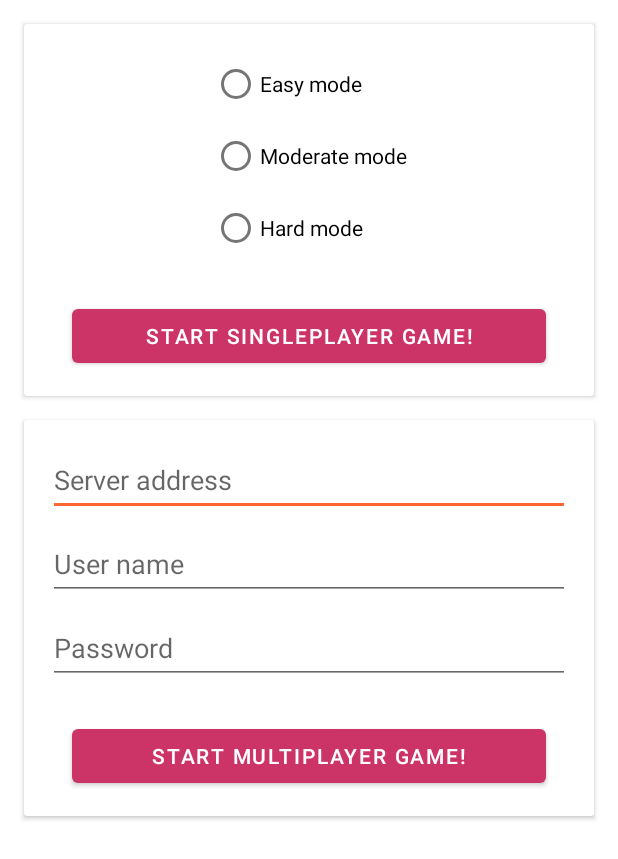
After one commit to criwits/sawa, an Android app: the layout activity_welcome.xml on its own in the app's theme, with its tools: preview values and no code run, on a phone screen of 412 x 824 dp. The commit adds this screen. Shown: the top 859 px of the screen. Run offline under Robolectric (Android 15) with nearby library versions, the phone set to English and light mode, and no system bars.

Commit message:
Welcome activity finished

```diff
--- a/app/src/main/java/top/criwits/sawa/solo/MainActivity.java
+++ /dev/null
@@ -1,95 +0,0 @@
-package top.criwits.sawa.solo;
-
-import androidx.appcompat.app.AppCompatActivity;
-
-import android.os.Bundle;
-import android.util.DisplayMetrics;
-import android.view.KeyEvent;
-import android.view.MotionEvent;
-import android.view.View;
-
-import top.criwits.sawa.config.Graphics;
-import top.criwits.sawa.utils.ImageManager;
-
-public class MainActivity extends AppCompatActivity {
-    GameView view;
-
-    /**
-     * 获得屏幕尺寸，然后写入这个 Activity 的
-     * screenHeight 和 screenWidth 变量
-     */
-    private void getScreenSize() {
-        DisplayMetrics dm = new DisplayMetrics();
-        getWindowManager().getDefaultDisplay().getMetrics(dm);
-        Graphics.screenHeight = dm.heightPixels;
-        Graphics.screenWidth = dm.widthPixels;
-    }
-
-    private void getScaleRatio() {
-        // 计算缩放倍率
-        Graphics.scalingFactor = (double)Graphics.screenWidth / (double)ImageManager.BG_IMG.getWidth();
-        System.out.println("Screen scale ratio:" + Graphics.scalingFactor);
-    }
-
-    /**
-     * 进入粘性沉浸模式
-     * 这种模式下，状态栏、导航栏全部不可见
-     * 参考：https://developer.android.google.cn/training/system-ui/immersive
-     */
-    private void enterFullScreenMode() {
-        View decorView = getWindow().getDecorView();
-        decorView.setSystemUiVisibility(
-                View.SYSTEM_UI_FLAG_IMMERSIVE_STICKY
-                        // 让内容可以被状态栏覆盖，
-                        // 这样就不会因为状态栏、导航栏等的出现和消失造成问题了
-                        | View.SYSTEM_UI_FLAG_LAYOUT_STABLE
-                        | View.SYSTEM_UI_FLAG_LAYOUT_HIDE_NAVIGATION
-                        | View.SYSTEM_UI_FLAG_LAYOUT_FULLSCREEN
-                        // 隐藏状态栏、导航栏
-                        | View.SYSTEM_UI_FLAG_HIDE_NAVIGATION
-                        | View.SYSTEM_UI_FLAG_FULLSCREEN);
-    }
-
-    /**
-     * 加载图片资源
-     */
-    private void loadImages() {
-        ImageManager.loadImages(getResources());
-    }
-
-    /**
-     * onCreate() 会在这个 Activity 启动时被调用。
-     * @param savedInstanceState
-     */
-    @Override
-    protected void onCreate(Bundle savedInstanceState) {
-        super.onCreate(savedInstanceState);
-        loadImages();
-        enterFullScreenMode();
-        getScreenSize();
-        getScaleRatio();
-        view = new GameView(this, Graphics.screenHeight, Graphics.screenWidth);
-        setContentView(view);
-    }
-
-    @Override
-    public boolean onTouchEvent(MotionEvent event) {
-        if (event.getAction() == MotionEvent.ACTION_MOVE) {
-            if (view.checkHeroMovement((int)event.getX(), (int)event.getY())) {
-                view.setHeroLocation((int)event.getX(), (int)event.getY());
-            }
-        }
-        return  true;
-    }
-
-    @Override
-    public boolean onKeyDown(int keyCode, KeyEvent event) {
-        if(keyCode == KeyEvent.KEYCODE_BACK){
-            this.finish();
-        }
-        return true;
-    }
-
-
-
-}
--- /dev/null
+++ b/app/src/main/java/top/criwits/sawa/solo/SoloActivity.java
@@ -0,0 +1,95 @@
+package top.criwits.sawa.solo;
+
+import androidx.appcompat.app.AppCompatActivity;
+
+import android.os.Bundle;
+import android.util.DisplayMetrics;
+import android.view.KeyEvent;
+import android.view.MotionEvent;
+import android.view.View;
+
+import top.criwits.sawa.config.Graphics;
+import top.criwits.sawa.utils.ImageManager;
+
+public class SoloActivity extends AppCompatActivity {
+    GameView view;
+
+    /**
+     * 获得屏幕尺寸，然后写入这个 Activity 的
+     * screenHeight 和 screenWidth 变量
+     */
+    private void getScreenSize() {
+        DisplayMetrics dm = new DisplayMetrics();
+        getWindowManager().getDefaultDisplay().getMetrics(dm);
+        Graphics.screenHeight = dm.heightPixels;
+        Graphics.screenWidth = dm.widthPixels;
+    }
+
+    private void getScaleRatio() {
+        // 计算缩放倍率
+        Graphics.scalingFactor = (double)Graphics.screenWidth / (double)ImageManager.BG_IMG.getWidth();
+        System.out.println("Screen scale ratio:" + Graphics.scalingFactor);
+    }
+
+    /**
+     * 进入粘性沉浸模式
+     * 这种模式下，状态栏、导航栏全部不可见
+     * 参考：https://developer.android.google.cn/training/system-ui/immersive
+     */
+    private void enterFullScreenMode() {
+        View decorView = getWindow().getDecorView();
+        decorView.setSystemUiVisibility(
+                View.SYSTEM_UI_FLAG_IMMERSIVE_STICKY
+                        // 让内容可以被状态栏覆盖，
+                        // 这样就不会因为状态栏、导航栏等的出现和消失造成问题了
+                        | View.SYSTEM_UI_FLAG_LAYOUT_STABLE
+                        | View.SYSTEM_UI_FLAG_LAYOUT_HIDE_NAVIGATION
+                        | View.SYSTEM_UI_FLAG_LAYOUT_FULLSCREEN
+                        // 隐藏状态栏、导航栏
+                        | View.SYSTEM_UI_FLAG_HIDE_NAVIGATION
+                        | View.SYSTEM_UI_FLAG_FULLSCREEN);
+    }
+
+    /**
+     * 加载图片资源
+     */
+    private void loadImages() {
+        ImageManager.loadImages(getResources());
+    }
+
+    /**
+     * onCreate() 会在这个 Activity 启动时被调用。
+     * @param savedInstanceState
+     */
+    @Override
+    protected void onCreate(Bundle savedInstanceState) {
+        super.onCreate(savedInstanceState);
+        loadImages();
+        enterFullScreenMode();
+        getScreenSize();
+        getScaleRatio();
+        view = new GameView(this, Graphics.screenHeight, Graphics.screenWidth);
+        setContentView(view);
+    }
+
+    @Override
+    public boolean onTouchEvent(MotionEvent event) {
+        if (event.getAction() == MotionEvent.ACTION_MOVE) {
+            if (view.checkHeroMovement((int)event.getX(), (int)event.getY())) {
+                view.setHeroLocation((int)event.getX(), (int)event.getY());
+            }
+        }
+        return  true;
+    }
+
+    @Override
+    public boolean onKeyDown(int keyCode, KeyEvent event) {
+        if(keyCode == KeyEvent.KEYCODE_BACK){
+            this.finish();
+        }
+        return true;
+    }
+
+
+
+}
--- /dev/null
+++ b/app/src/main/java/top/criwits/sawa/welcome/WelcomeActivity.java
@@ -0,0 +1,16 @@
+package top.criwits.sawa.welcome;
+
+import androidx.appcompat.app.AppCompatActivity;
+
+import android.os.Bundle;
+
+import top.criwits.sawa.R;
+
+public class WelcomeActivity extends AppCompatActivity {
+
+    @Override
+    protected void onCreate(Bundle savedInstanceState) {
+        super.onCreate(savedInstanceState);
+        setContentView(R.layout.activity_welcome);
+    }
+}
--- a/app/src/main/res/layout/activity_main.xml
+++ /dev/null
@@ -1,18 +0,0 @@
-<?xml version="1.0" encoding="utf-8"?>
-<androidx.constraintlayout.widget.ConstraintLayout xmlns:android="http://schemas.android.com/apk/res/android"
-    xmlns:app="http://schemas.android.com/apk/res-auto"
-    xmlns:tools="http://schemas.android.com/tools"
-    android:layout_width="match_parent"
-    android:layout_height="match_parent"
-    tools:context=".solo.MainActivity">
-
-    <TextView
-        android:layout_width="wrap_content"
-        android:layout_height="wrap_content"
-        android:text="Hello World!"
-        app:layout_constraintBottom_toBottomOf="parent"
-        app:layout_constraintLeft_toLeftOf="parent"
-        app:layout_constraintRight_toRightOf="parent"
-        app:layout_constraintTop_toTopOf="parent" />
-
-</androidx.constraintlayout.widget.ConstraintLayout>
--- /dev/null
+++ b/app/src/main/res/layout/activity_welcome.xml
@@ -0,0 +1,149 @@
+<?xml version="1.0" encoding="utf-8"?>
+<androidx.constraintlayout.widget.ConstraintLayout xmlns:android="http://schemas.android.com/apk/res/android"
+    xmlns:app="http://schemas.android.com/apk/res-auto"
+    xmlns:tools="http://schemas.android.com/tools"
+    android:id="@+id/mainLayout"
+    android:layout_width="match_parent"
+    android:layout_height="match_parent">
+
+    <androidx.cardview.widget.CardView
+        android:id="@+id/soloCard"
+        android:layout_width="match_parent"
+        android:layout_height="wrap_content"
+        android:layout_marginStart="16dp"
+        android:layout_marginTop="16dp"
+        android:layout_marginEnd="16dp"
+        app:layout_constraintEnd_toEndOf="parent"
+        app:layout_constraintStart_toStartOf="parent"
+        app:layout_constraintTop_toTopOf="parent">
+
+        <androidx.constraintlayout.widget.ConstraintLayout
+            android:id="@+id/soloLayout"
+            android:layout_width="match_parent"
+            android:layout_height="match_parent">
+
+            <RadioGroup
+                android:id="@+id/soloDifficultyGroup"
+                android:layout_width="wrap_content"
+                android:layout_height="wrap_content"
+                android:layout_marginStart="16dp"
+                android:layout_marginTop="16dp"
+                android:layout_marginEnd="16dp"
+                app:layout_constraintEnd_toEndOf="parent"
+                app:layout_constraintStart_toStartOf="parent"
+                app:layout_constraintTop_toTopOf="parent">
+
+                <RadioButton
+                    android:id="@+id/soloEasyMode"
+                    android:layout_width="match_parent"
+                    android:layout_height="wrap_content"
+                    android:text="@string/solo_difficulty_easy" />
+
+                <RadioButton
+                    android:id="@+id/soloModerateMode"
+                    android:layout_width="match_parent"
+                    android:layout_height="wrap_content"
+                    android:text="@string/solo_difficulty_moderate" />
+
+                <RadioButton
+                    android:id="@+id/soloHardMode"
+                    android:layout_width="match_parent"
+                    android:layout_height="wrap_content"
+                    android:text="@string/solo_difficulty_hard" />
+            </RadioGroup>
+
+            <Button
+                android:id="@+id/soloStartGame"
+                android:layout_width="0dp"
+                android:layout_height="wrap_content"
+                android:layout_marginStart="32dp"
+                android:layout_marginTop="24dp"
+                android:layout_marginEnd="32dp"
+                android:layout_marginBottom="16dp"
+                android:text="@string/solo_game_start"
+                app:layout_constraintBottom_toBottomOf="parent"
+                app:layout_constraintEnd_toEndOf="parent"
+                app:layout_constraintStart_toStartOf="parent"
+                app:layout_constraintTop_toBottomOf="@+id/soloDifficultyGroup" />
+
+        </androidx.constraintlayout.widget.ConstraintLayout>
+    </androidx.cardview.widget.CardView>
+
+    <androidx.cardview.widget.CardView
+        android:id="@+id/multiCard"
+        android:layout_width="match_parent"
+        android:layout_height="wrap_content"
+        android:layout_marginStart="16dp"
+        android:layout_marginTop="16dp"
+        android:layout_marginEnd="16dp"
+        app:layout_constraintEnd_toEndOf="parent"
+        app:layout_constraintHorizontal_bias="0.0"
+        app:layout_constraintStart_toStartOf="parent"
+        app:layout_constraintTop_toBottomOf="@+id/soloCard">
+
+        <androidx.constraintlayout.widget.ConstraintLayout
+            android:id="@+id/multiLayout"
+            android:layout_width="match_parent"
+            android:layout_height="match_parent">
+
+            <EditText
+                android:id="@+id/multiServerAddress"
+                android:layout_width="0dp"
+                android:layout_height="wrap_content"
+                android:layout_marginStart="16dp"
+                android:layout_marginTop="16dp"
+                android:layout_marginEnd="16dp"
+                android:ems="10"
+                android:hint="@string/multi_server_address"
+                android:inputType="textPersonName"
+                android:minHeight="48dp"
+                app:layout_constraintEnd_toEndOf="parent"
+                app:layout_constraintStart_toStartOf="parent"
+                app:layout_constraintTop_toTopOf="parent" />
+
+            <EditText
+                android:id="@+id/multiUserName"
+                android:layout_width="0dp"
+                android:layout_height="wrap_content"
+                android:layout_marginStart="16dp"
+                android:layout_marginTop="8dp"
+                android:layout_marginEnd="16dp"
+                android:ems="10"
+                android:hint="@string/multi_user_name"
+                android:inputType="textPersonName"
+                android:minHeight="48dp"
+                app:layout_constraintEnd_toEndOf="parent"
+                app:layout_constraintStart_toStartOf="parent"
+                app:layout_constraintTop_toBottomOf="@+id/multiServerAddress" />
+
+            <EditText
+                android:id="@+id/multiPassword"
+                android:layout_width="0dp"
+                android:layout_height="wrap_content"
+                android:layout_marginStart="16dp"
+                android:layout_marginTop="8dp"
+                android:layout_marginEnd="16dp"
+                android:ems="10"
+                android:hint="@string/multi_user_password"
+                android:inputType="textPassword"
+                android:minHeight="48dp"
+                app:layout_constraintEnd_toEndOf="parent"
+                app:layout_constraintStart_toStartOf="parent"
+                app:layout_constraintTop_toBottomOf="@+id/multiUserName" />
+
+            <Button
+                android:id="@+id/multiStartGame"
+                android:layout_width="0dp"
+                android:layout_height="wrap_content"
+                android:layout_marginStart="32dp"
+                android:layout_marginTop="24dp"
+                android:layout_marginEnd="32dp"
+                android:layout_marginBottom="16dp"
+                android:text="@string/multi_game_start"
+                app:layout_constraintBottom_toBottomOf="parent"
+                app:layout_constraintEnd_toEndOf="parent"
+                app:layout_constraintStart_toStartOf="parent"
+                app:layout_constraintTop_toBottomOf="@+id/multiPassword" />
+        </androidx.constraintlayout.widget.ConstraintLayout>
+    </androidx.cardview.widget.CardView>
+</androidx.constraintlayout.widget.ConstraintLayout>
--- a/app/src/main/res/values/colors.xml
+++ b/app/src/main/res/values/colors.xml
@@ -7,4 +7,9 @@
     <color name="teal_700">#FF018786</color>
     <color name="black">#FF000000</color>
     <color name="white">#FFFFFFFF</color>
+    <color name="crimson">#CC3366</color>
+    <color name="rose">#FF6699</color>
+    <color name="dark_red">#990033</color>
+    <color name="orange">#FF6633</color>
+    <color name="dark_orange">#CC3300</color>
 </resources>
--- a/app/src/main/res/values/strings.xml
+++ b/app/src/main/res/values/strings.xml
@@ -1,3 +1,11 @@
 <resources>
     <string name="app_name">Simple Aircraft War</string>
+    <string name="solo_difficulty_easy">Easy mode</string>
+    <string name="solo_difficulty_moderate">Moderate mode</string>
+    <string name="solo_difficulty_hard">Hard mode</string>
+    <string name="solo_game_start">Start Singleplayer Game!</string>
+    <string name="multi_server_address">Server address</string>
+    <string name="multi_user_name">User name</string>
+    <string name="multi_user_password">Password</string>
+    <string name="multi_game_start">Start Multiplayer Game!</string>
 </resources>
--- a/app/src/main/res/values/themes.xml
+++ b/app/src/main/res/values/themes.xml
@@ -2,12 +2,12 @@
     <!-- Base application theme. -->
     <style name="Theme.SimpleAircraftWar" parent="Theme.MaterialComponents.DayNight.DarkActionBar">
         <!-- Primary brand color. -->
-        <item name="colorPrimary">@color/purple_500</item>
-        <item name="colorPrimaryVariant">@color/purple_700</item>
+        <item name="colorPrimary">@color/crimson</item>
+        <item name="colorPrimaryVariant">@color/dark_red</item>
         <item name="colorOnPrimary">@color/white</item>
         <!-- Secondary brand color. -->
-        <item name="colorSecondary">@color/teal_200</item>
-        <item name="colorSecondaryVariant">@color/teal_700</item>
+        <item name="colorSecondary">@color/orange</item>
+        <item name="colorSecondaryVariant">@color/dark_orange</item>
         <item name="colorOnSecondary">@color/black</item>
         <!-- Status bar color. -->
         <item name="android:statusBarColor" tools:targetApi="l">?attr/colorPrimaryVariant</item>
```
Also changed, not shown: app/src/main/AndroidManifest.xml (+6 -1 lines), 2 other files.
